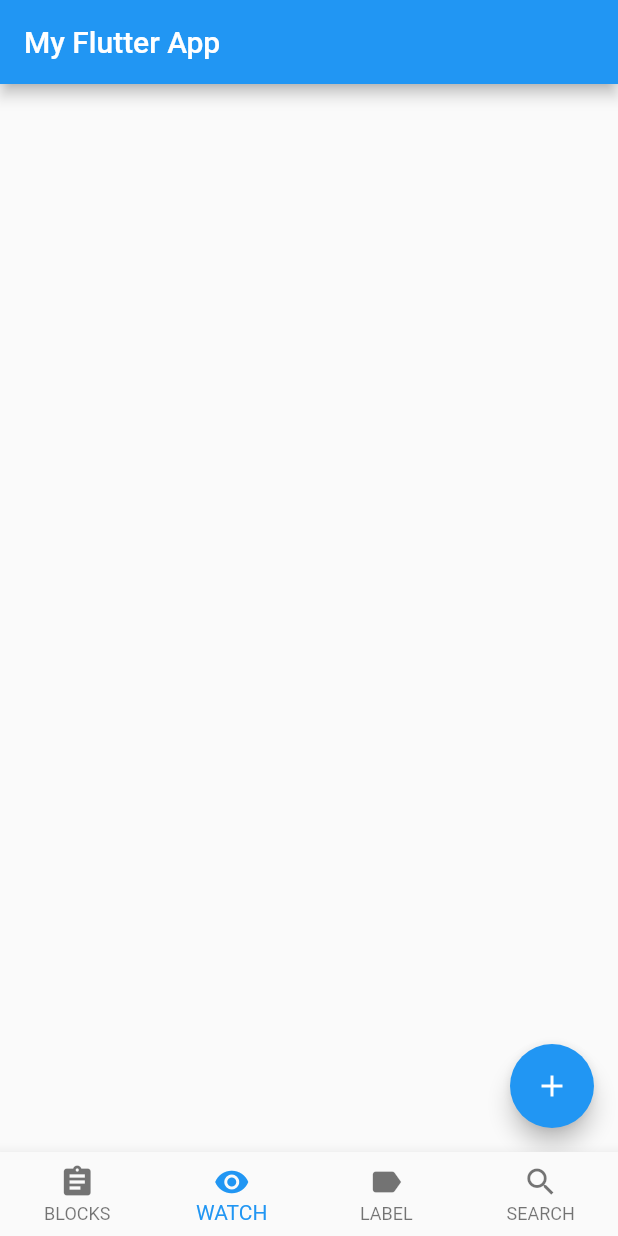
After one commit to ryuta46/nem-block-monitor, a Flutter app: the screen it shows after launch, item 2 of the bottom bar chosen, on a phone screen of 412 x 824 dp. The commit adds this screen. Run offline on Flutter 3.47's test engine with Material 2 defaults, Android fonts, the phone set to English and light mode, and no system bars; our stand-ins replace bloc, flutter_bloc; generated files the repository leaves out were written again; statements that could not run were skipped.

Commit message:
Add watch page

```diff
--- a/nem_block_monitor_app/lib/pages/home_page.dart
+++ b/nem_block_monitor_app/lib/pages/home_page.dart
@@ -1,6 +1,7 @@
 
 import 'package:flutter/material.dart';
 import 'package:nem_block_monitor_app/pages/blocks/blocks_page.dart';
+import 'package:nem_block_monitor_app/pages/watch/watch_page.dart';
 
 class HomePage extends StatefulWidget {
   @override
@@ -12,7 +13,8 @@ class HomePage extends StatefulWidget {
 class _HomeState extends State<HomePage> {
   int _currentIndex = 0;
     final List<Widget> _children = [
-    BlocksPage()
+      BlocksPage(),
+      WatchPage()
   ];
   @override
   Widget build(BuildContext context) {
@@ -20,7 +22,7 @@ class _HomeState extends State<HomePage> {
       appBar: AppBar(
         title: Text('My Flutter App'),
       ),
-      body: _children[0],
+      body: _children[_currentIndex],
       bottomNavigationBar: BottomNavigationBar(
         onTap: onTabTapped,
         currentIndex: _currentIndex, // this will be set when a new tab is tapped
@@ -50,7 +52,9 @@ class _HomeState extends State<HomePage> {
 
   void onTabTapped(int index) {
     setState(() {
-      _currentIndex = index;
+      if (index < 2) {
+        _currentIndex = index;
+      }
     });
   }
 
--- /dev/null
+++ b/nem_block_monitor_app/lib/pages/watch/watch_page.dart
@@ -0,0 +1,62 @@
+
+
+import 'package:flutter/material.dart';
+import 'package:nem_block_monitor_app/widgets/expandable_fab.dart';
+
+class WatchPage extends StatefulWidget {
+  @override
+  _WatchPageState createState() => _WatchPageState();
+}
+
+class _WatchPageState extends State<WatchPage> {
+  @override
+  Widget build(BuildContext context) {
+    return Scaffold(
+      floatingActionButton: ExpandableFab(
+          icon: Icons.add,
+          children: <Widget>[
+            addressButton(),
+            mosaicButton(),
+            harvestButton()
+          ]),
+    );
+  }
+
+  Widget addressButton() {
+    return Container(
+
+      child: FloatingActionButton.extended(
+        icon: Icon(Icons.account_box),
+        onPressed: null,
+        tooltip: 'Address',
+        label: Text('Address'),
+      ),
+      padding: EdgeInsets.only(bottom: 8),
+    );
+  }
+
+  Widget mosaicButton() {
+    return Container(
+      child: FloatingActionButton.extended(
+        icon: Icon(Icons.attach_money),
+        onPressed: null,
+        tooltip: 'Mosaic',
+        label: Text('Mosaic'),
+      ),
+      padding: EdgeInsets.only(bottom: 8),
+    );
+  }
+
+  Widget harvestButton() {
+    return Container(
+      child: FloatingActionButton.extended(
+        icon: Icon(Icons.card_giftcard),
+        onPressed: null,
+        tooltip: 'Harvest',
+        label: Text('Harvest'),
+      ),
+      padding: EdgeInsets.only(bottom: 8),
+    );
+  }
+
+}
```
